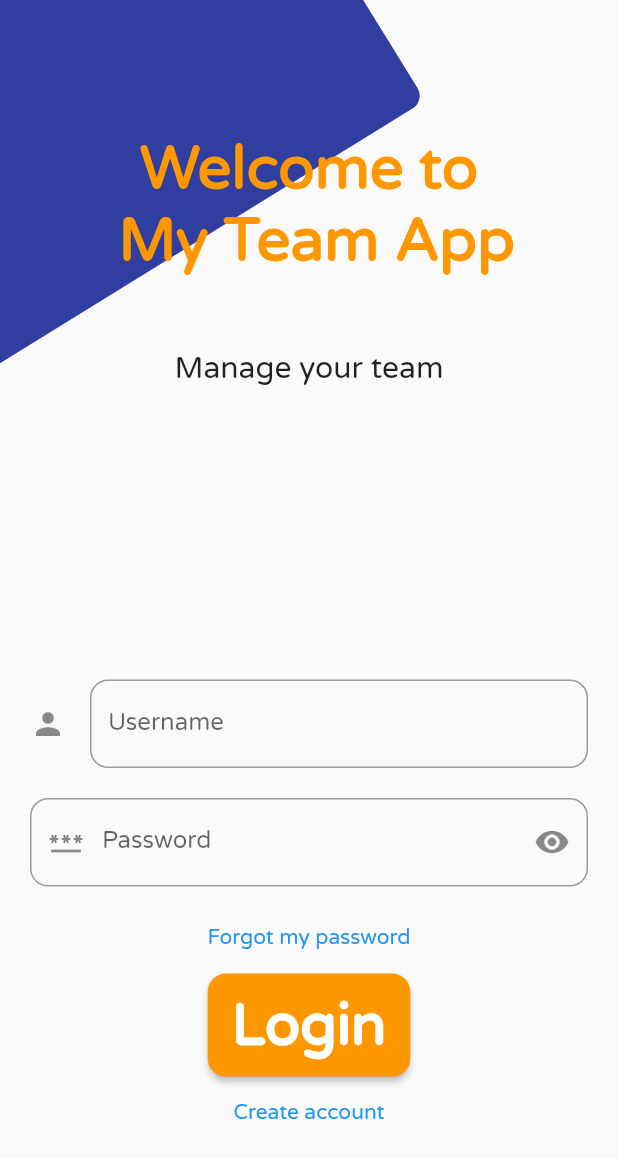
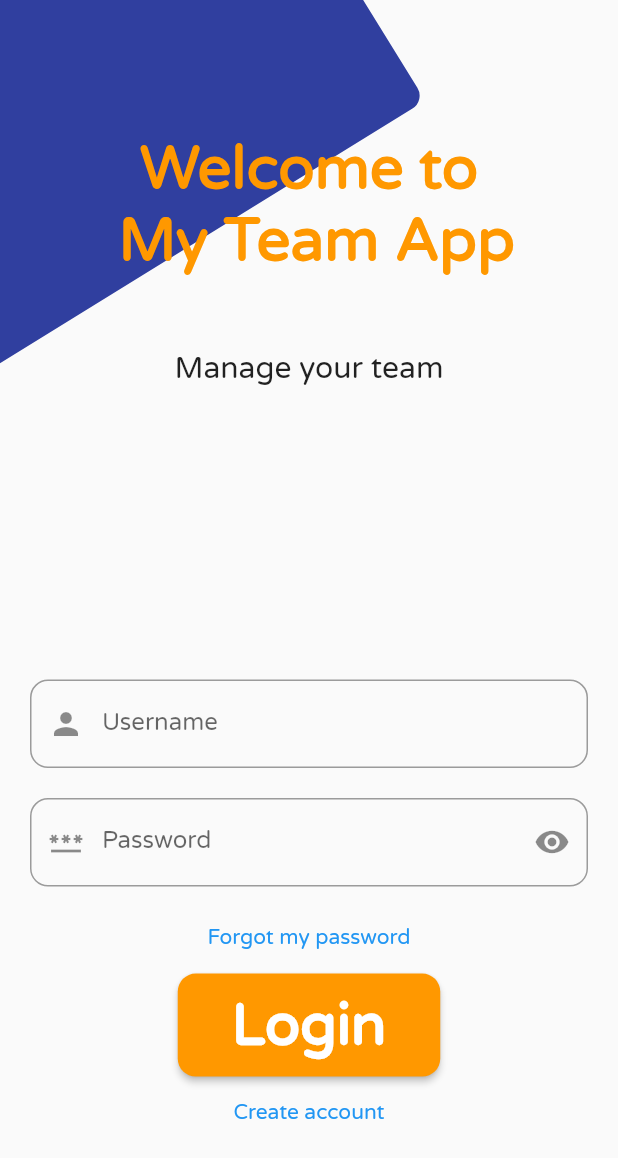
Before and after one commit to carlrey9/my_team_app, a Flutter app: the LoginScreen screen opened directly, on a phone screen of 412 x 824 dp. Shown: the top 1158 px of the screen. Run offline on Flutter 3.47's test engine with Material 2 defaults, Android fonts, the light colour scheme and no system bars; our stand-ins replace animate_do; statements that could not run were skipped.

Commit message:
commit antes de implementar firebase

```diff
--- /dev/null
+++ b/lib/screens/login/login_controller.dart
@@ -0,0 +1 @@
+class LoginController {}
--- a/lib/screens/login_screen.dart
+++ b/lib/screens/login/login_screen.dart
@@ -79,7 +79,7 @@ class FieldEmail extends StatelessWidget {
       margin: EdgeInsets.symmetric(vertical: 10),
       child: TextFormField(
         decoration: InputDecoration(
-          icon: Icon(Icons.person),
+          prefixIcon: Icon(Icons.person),
           fillColor: Colors.white,
           border: new OutlineInputBorder(
             borderRadius: new BorderRadius.circular(12),
@@ -97,15 +97,19 @@ class FieldPassword extends StatelessWidget {
 
   @override
   Widget build(BuildContext context) {
-    final proLogin = Provider.of<ProLogin>(context);
+    ProLogin proLogin = Provider.of<ProLogin>(context);
 
     return Container(
       margin: EdgeInsets.symmetric(vertical: 10),
       child: TextFormField(
-        obscureText: true,
+        obscureText: proLogin.isObscure,
         decoration: InputDecoration(
           prefixIcon: Icon(Icons.password),
-          suffixIcon: Icon(Icons.remove_red_eye),
+          suffixIcon: InkWell(
+              onTap: () {
+                proLogin.isObscure = !proLogin.isObscure;
+              },
+              child: Icon(Icons.remove_red_eye)),
           fillColor: Colors.white,
           border: new OutlineInputBorder(
             borderRadius: new BorderRadius.circular(12),
@@ -146,6 +150,7 @@ class BtnLogin extends StatelessWidget {
       ),
       color: MyColors.acentColor,
       child: Container(
+        margin: EdgeInsets.symmetric(horizontal: 20),
         height: _height / 12,
         width: _width / 4,
         child: FittedBox(
--- a/lib/services/providers/pro_login.dart
+++ b/lib/services/providers/pro_login.dart
@@ -7,6 +7,7 @@ class ProLogin with ChangeNotifier {
 
   set isObscure(isObscure) {
     this._isObscure = isObscure;
+    print("isObscure = " + isObscure.toString());
     notifyListeners();
   }
 }
```
Also changed, not shown: lib/screens/home/home.dart (added, +20 -0 lines), lib/screens/home/home_controller.dart (added), lib/screens/login/create_account.dart (added), lib/screens/login/create_account_controller.dart (added), lib/screens/login/forgot_password.dart (added), lib/screens/login/fortgot_password_controller.dart (added).
